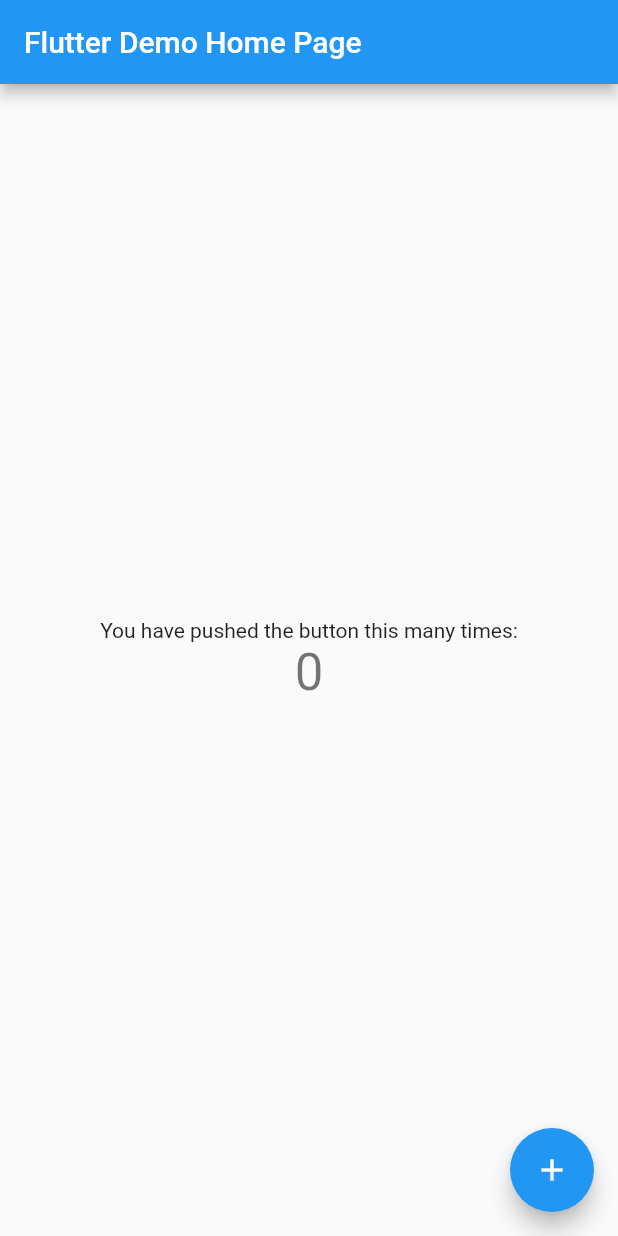
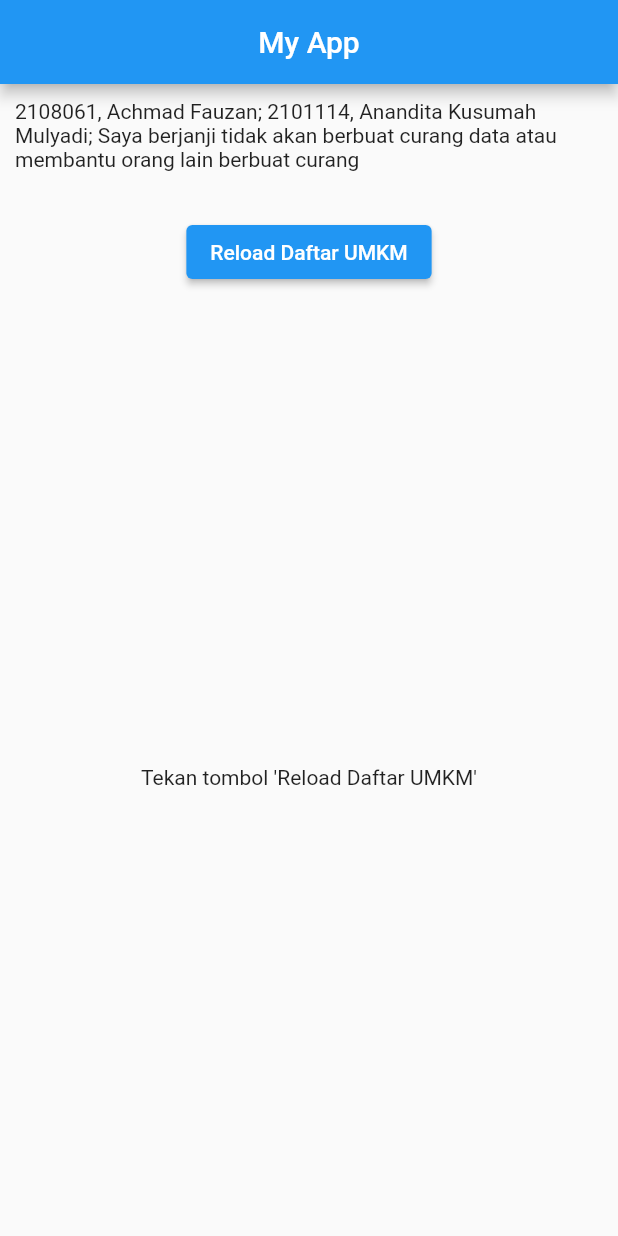
Before and after one commit to achmdfzan/quiz_3_flutter, a Flutter app: the screen it shows after launch, on a phone screen of 412 x 824 dp. Run offline on Flutter 3.47's test engine with Material 2 defaults, Android fonts, the phone set to English and light mode, and no system bars; our stand-ins replace flutter_bloc.

Commit message:
first commit

```diff
--- /dev/null
+++ b/lib/home.dart
@@ -0,0 +1,102 @@
+import 'package:flutter/material.dart';
+import 'package:flutter_bloc/flutter_bloc.dart';
+import 'dart:developer' as developer;
+import 'umkm.dart';
+import 'detail.dart';
+
+class HomePage extends StatelessWidget {
+  const HomePage({Key? key}) : super(key: key);
+
+  @override
+  Widget build(BuildContext context) {
+    return MaterialApp(
+      title: 'My App',
+      home: Scaffold(
+        appBar: AppBar(
+          title: const Center(
+            child: Text('My App'),
+          ),
+        ),
+        body: Column(
+          children: [
+            const Center(
+              child: Padding(
+                padding: EdgeInsets.all(10),
+                child: Text(
+                    "2108061, Achmad Fauzan; 2101114, Anandita Kusumah Mulyadi; Saya berjanji tidak akan berbuat curang data atau membantu orang lain berbuat curang"),
+              ),
+            ),
+            Center(
+              child: BlocBuilder<ListUMKMCubit, ListUMKMModel>(
+                buildWhen: (previousState, state) {
+                  developer.log(
+                      "${previousState.listUMKMModel} -> ${state.listUMKMModel}",
+                      name: 'reloadlog');
+                  return true;
+                },
+                builder: (context, model) {
+                  return Padding(
+                    padding: const EdgeInsets.all(20),
+                    child: ElevatedButton(
+                      onPressed: () {
+                        context.read<ListUMKMCubit>().fetchData();
+                      },
+                      child: const Text("Reload Daftar UMKM"),
+                    ),
+                  );
+                },
+              ),
+            ),
+            Expanded(
+              child: BlocBuilder<ListUMKMCubit, ListUMKMModel>(
+                buildWhen: (previousState, state) {
+                  developer.log(
+                      "${previousState.listUMKMModel} -> ${state.listUMKMModel}",
+                      name: 'listlog');
+                  return true;
+                },
+                builder: (context, model) {
+                  if (model.listUMKMModel.isNotEmpty) {
+                    return ListView.builder(
+                      itemCount: model.listUMKMModel.length,
+                      itemBuilder: (context, index) {
+                        return Card(
+                          child: ListTile(
+                            onTap: () {
+                              Navigator.of(context).push(
+                                MaterialPageRoute(
+                                  builder: (context) {
+                                    String id = model.listUMKMModel[index].id;
+                                    return BlocProvider(
+                                      create: (_) => UMKMCubit(id),
+                                      child: DetailPage(
+                                        id: id,
+                                      ),
+                                    );
+                                  },
+                                ),
+                              );
+                            },
+                            leading: Image.network(
+                                'https://flutter.github.io/assets-for-api-docs/assets/widgets/owl-2.jpg'),
+                            title: Text(model.listUMKMModel[index].nama),
+                            subtitle: Text(model.listUMKMModel[index].jenis),
+                            trailing: const Icon(Icons.more_vert),
+                          ),
+                        );
+                      },
+                    );
+                  } else {
+                    return const Center(
+                      child: Text("Tekan tombol 'Reload Daftar UMKM'"),
+                    );
+                  }
+                },
+              ),
+            ),
+          ],
+        ),
+      ),
+    );
+  }
+}
--- a/lib/main.dart
+++ b/lib/main.dart
@@ -1,115 +1,22 @@
 import 'package:flutter/material.dart';
+import 'package:flutter_bloc/flutter_bloc.dart';
+import 'umkm.dart';
+import 'home.dart';
 
 void main() {
   runApp(const MyApp());
 }
 
 class MyApp extends StatelessWidget {
-  const MyApp({super.key});
+  const MyApp({Key? key}) : super(key: key);
 
-  // This widget is the root of your application.
   @override
   Widget build(BuildContext context) {
     return MaterialApp(
-      title: 'Flutter Demo',
-      theme: ThemeData(
-        // This is the theme of your application.
-        //
-        // Try running your application with "flutter run". You'll see the
-        // application has a blue toolbar. Then, without quitting the app, try
-        // changing the primarySwatch below to Colors.green and then invoke
-        // "hot reload" (press "r" in the console where you ran "flutter run",
-        // or simply save your changes to "hot reload" in a Flutter IDE).
-        // Notice that the counter didn't reset back to zero; the application
-        // is not restarted.
-        primarySwatch: Colors.blue,
+      home: BlocProvider(
+        create: (_) => ListUMKMCubit(),
+        child: const HomePage(),
       ),
-      home: const MyHomePage(title: 'Flutter Demo Home Page'),
     );
   }
 }
-
-class MyHomePage extends StatefulWidget {
-  const MyHomePage({super.key, required this.title});
-
-  // This widget is the home page of your application. It is stateful, meaning
-  // that it has a State object (defined below) that contains fields that affect
-  // how it looks.
-
-  // This class is the configuration for the state. It holds the values (in this
-  // case the title) provided by the parent (in this case the App widget) and
-  // used by the build method of the State. Fields in a Widget subclass are
-  // always marked "final".
-
-  final String title;
-
-  @override
-  State<MyHomePage> createState() => _MyHomePageState();
-}
-
-class _MyHomePageState extends State<MyHomePage> {
-  int _counter = 0;
-
-  void _incrementCounter() {
-    setState(() {
-      // This call to setState tells the Flutter framework that something has
-      // changed in this State, which causes it to rerun the build method below
-      // so that the display can reflect the updated values. If we changed
-      // _counter without calling setState(), then the build method would not be
-      // called again, and so nothing would appear to happen.
-      _counter++;
-    });
-  }
-
-  @override
-  Widget build(BuildContext context) {
-    // This method is rerun every time setState is called, for instance as done
-    // by the _incrementCounter method above.
-    //
-    // The Flutter framework has been optimized to make rerunning build methods
-    // fast, so that you can just rebuild anything that needs updating rather
-    // than having to individually change instances of widgets.
-    return Scaffold(
-      appBar: AppBar(
-        // Here we take the value from the MyHomePage object that was created by
-        // the App.build method, and use it to set our appbar title.
-        title: Text(widget.title),
-      ),
-      body: Center(
-        // Center is a layout widget. It takes a single child and positions it
-        // in the middle of the parent.
-        child: Column(
-          // Column is also a layout widget. It takes a list of children and
-          // arranges them vertically. By default, it sizes itself to fit its
-          // children horizontally, and tries to be as tall as its parent.
-          //
-          // Invoke "debug painting" (press "p" in the console, choose the
-          // "Toggle Debug Paint" action from the Flutter Inspector in Android
-          // Studio, or the "Toggle Debug Paint" command in Visual Studio Code)
-          // to see the wireframe for each widget.
-          //
-          // Column has various properties to control how it sizes itself and
-          // how it positions its children. Here we use mainAxisAlignment to
-          // center the children vertically; the main axis here is the vertical
-          // axis because Columns are vertical (the cross axis would be
-          // horizontal).
-          mainAxisAlignment: MainAxisAlignment.center,
-          children: <Widget>[
-            const Text(
-              'You have pushed the button this many times:',
-            ),
-            Text(
-              '$_counter',
-              style: Theme.of(context).textTheme.headlineMedium,
-            ),
-          ],
-        ),
-      ),
-      floatingActionButton: FloatingActionButton(
-        onPressed: _incrementCounter,
-        tooltip: 'Increment',
-        child: const Icon(Icons.add),
-      ), // This trailing comma makes auto-formatting nicer for build methods.
-    );
-  }
-}
--- /dev/null
+++ b/lib/umkm.dart
@@ -0,0 +1,114 @@
+import 'dart:convert';
+import 'package:http/http.dart' as http;
+import 'package:flutter_bloc/flutter_bloc.dart';
+
+class UMKMModel {
+  String id;
+  String nama;
+  String jenis;
+  String omzetBulan;
+  String lamaUsaha;
+  String memberSejak;
+  String jumlahPinjamanSukses;
+  UMKMModel({
+    required this.id,
+    required this.nama,
+    required this.jenis,
+    required this.omzetBulan,
+    required this.lamaUsaha,
+    required this.memberSejak,
+    required this.jumlahPinjamanSukses,
+  });
+}
+
+class UMKMCubit extends Cubit<UMKMModel> {
+  String selectedID = "-";
+
+  UMKMCubit(String id)
+      : super(
+          UMKMModel(
+              id: id,
+              nama: "-",
+              jenis: "-",
+              omzetBulan: "-",
+              lamaUsaha: "-",
+              memberSejak: "-",
+              jumlahPinjamanSukses: "-"),
+        ) {
+    selectedID = id;
+    fetchData();
+  }
+
+  void setFromJson(Map<String, dynamic> json) {
+    var id = json["id"];
+    var nama = json["nama"];
+    var jenis = json["jenis"];
+    var omzetBulan = json["omzet_bulan"];
+    var lamaUsaha = json["lama_usaha"];
+    var memberSejak = json["member_sejak"];
+    var jumlahPinjamanSukses = json["jumlah_pinjaman_sukses"];
+    emit(UMKMModel(
+      id: id,
+      nama: nama,
+      jenis: jenis,
+      omzetBulan: omzetBulan,
+      lamaUsaha: lamaUsaha,
+      memberSejak: memberSejak,
+      jumlahPinjamanSukses: jumlahPinjamanSukses,
+    ));
+  }
+
+  void fetchData() async {
+    String url = "http://178.128.17.76:8000/detil_umkm/$selectedID";
+    final response = await http.get(Uri.parse(url));
+
+    if (response.statusCode == 200) {
+      setFromJson(jsonDecode(response.body));
+    } else {
+      throw Exception('Gagal load');
+    }
+  }
+}
+
+class ListUMKMModel {
+  List<UMKMModel> listUMKMModel = <UMKMModel>[];
+  ListUMKMModel({required this.listUMKMModel});
+}
+
+class ListUMKMCubit extends Cubit<ListUMKMModel> {
+  String url = "http://178.128.17.76:8000/daftar_umkm";
+
+  ListUMKMCubit() : super(ListUMKMModel(listUMKMModel: []));
+
+  void setFromJson(Map<String, dynamic> json) {
+    List<UMKMModel> listUMKMModel = <UMKMModel>[];
+    var data = json["data"];
+    for (var val in data) {
+      var id = val["id"];
+      var nama = val["nama"];
+      var jenis = val["jenis"];
+      listUMKMModel.add(
+        UMKMModel(
+          id: id,
+          nama: nama,
+          jenis: jenis,
+          omzetBulan: "-",
+          lamaUsaha: "-",
+          memberSejak: "-",
+          jumlahPinjamanSukses: "-",
+        ),
+      );
+    }
+    emit(ListUMKMModel(listUMKMModel: listUMKMModel));
+  }
+
+  void fetchData() async {
+    final response = await http.get(Uri.parse(url));
+
+    if (response.statusCode == 200) {
+      setFromJson(jsonDecode(response.body));
+    } else {
+      throw Exception('Gagal load');
+    }
+  }
+}
--- a/pubspec.yaml
+++ b/pubspec.yaml
@@ -28,7 +28,7 @@
 # the latest version available on pub.dev. To see which dependencies have newer
 # versions available, run `flutter pub outdated`.
 dependencies:
-  http: 0.13.6
+  http: 0.13.5
   provider: ^6.0.0
   flutter_bloc: ^8.0.0
   flutter:
```
Also changed, not shown: lib/detail.dart (added, +45 -0 lines), pubspec.lock.
